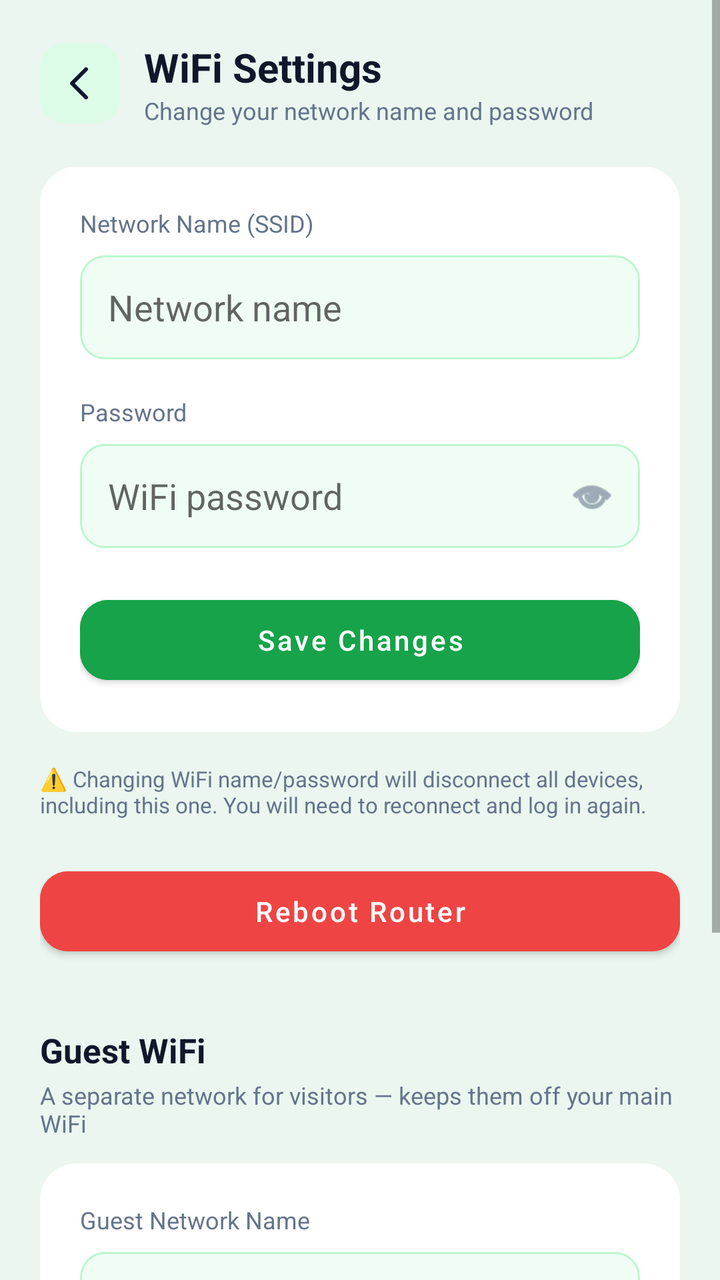
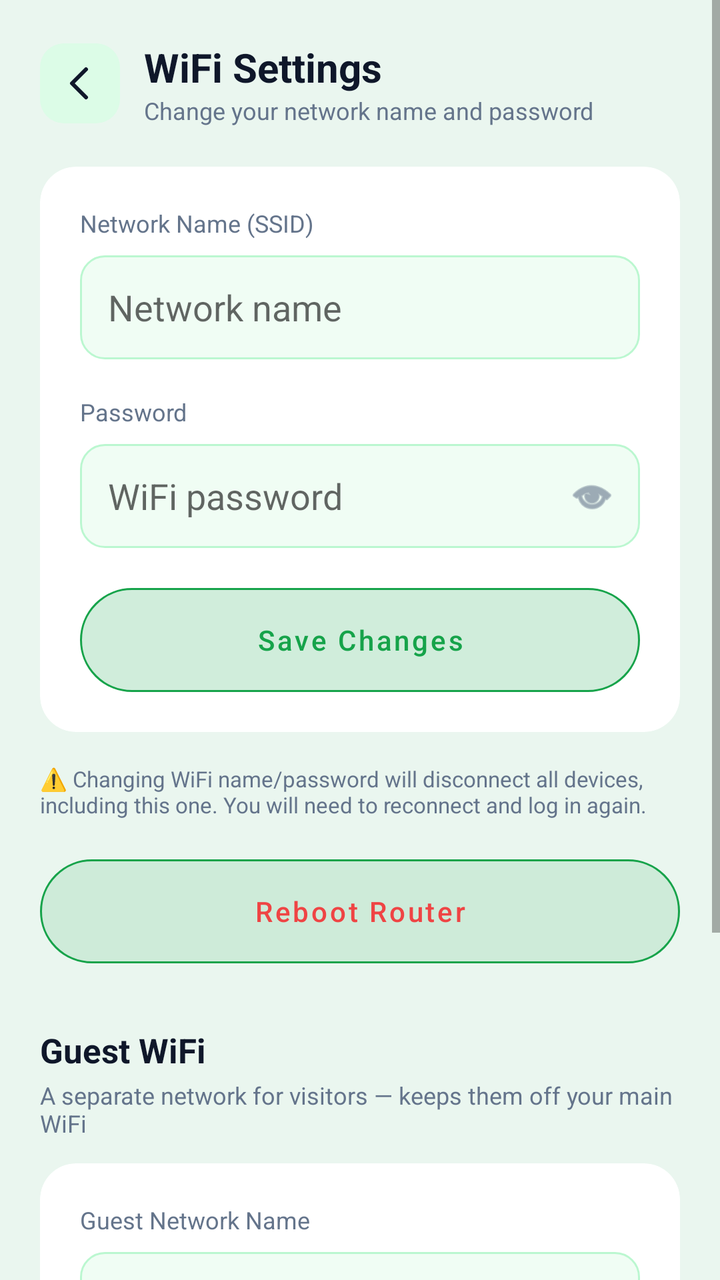

Compare the two renders of this Android layout. The source of the first and the diff that turns it into the second are given below.
<!-- AndroidManifest.xml: application theme Theme.AhmadNetGuard -->
<!-- res/layout/activity_wifi_settings.xml -->
<?xml version="1.0" encoding="utf-8"?>
<LinearLayout xmlns:android="http://schemas.android.com/apk/res/android"
    xmlns:app="http://schemas.android.com/apk/res-auto"
    android:layout_width="match_parent"
    android:layout_height="match_parent"
    android:background="@color/bg_screen"
    android:orientation="vertical">

    <ScrollView
        android:layout_width="match_parent"
        android:layout_height="match_parent">

        <LinearLayout
            android:layout_width="match_parent"
            android:layout_height="wrap_content"
            android:orientation="vertical"
            android:padding="20dp">

            <LinearLayout
                android:layout_width="match_parent"
                android:layout_height="wrap_content"
                android:gravity="center_vertical"
                android:orientation="horizontal">

                <ImageButton
                    android:id="@+id/btnBack"
                    android:layout_width="40dp"
                    android:layout_height="40dp"
                    android:background="@drawable/bg_icon_rounded"
                    android:contentDescription="Back"
                    android:padding="8dp"
                    android:src="@drawable/ic_back_arrow"
                    app:tint="@color/text_primary" />

                <LinearLayout
                    android:layout_width="0dp"
                    android:layout_height="wrap_content"
                    android:layout_marginStart="12dp"
                    android:layout_weight="1"
                    android:orientation="vertical">

                    <TextView
                        android:layout_width="wrap_content"
                        android:layout_height="wrap_content"
                        android:text="WiFi Settings"
                        android:textColor="@color/text_primary"
                        android:textSize="20sp"
                        android:textStyle="bold" />

                    <TextView
                        android:layout_width="wrap_content"
                        android:layout_height="wrap_content"
                        android:text="Change your network name and password"
                        android:textColor="@color/text_secondary"
                        android:textSize="12sp" />
                </LinearLayout>
            </LinearLayout>

            <androidx.cardview.widget.CardView
                android:layout_width="match_parent"
                android:layout_height="wrap_content"
                android:layout_marginTop="20dp"
                app:cardCornerRadius="18dp"
                app:cardElevation="0dp"
                app:cardBackgroundColor="@color/card_white">

                <LinearLayout
                    android:layout_width="match_parent"
                    android:layout_height="wrap_content"
                    android:orientation="vertical"
                    android:padding="20dp">

                    <TextView
                        android:layout_width="wrap_content"
                        android:layout_height="wrap_content"
                        android:text="Network Name (SSID)"
                        android:textColor="@color/text_secondary"
                        android:textSize="12sp" />

                    <EditText
                        android:id="@+id/inputSsid"
                        android:layout_width="match_parent"
                        android:layout_height="52dp"
                        android:layout_marginTop="8dp"
                        android:background="@drawable/bg_input_field"
                        android:hint="Network name"
                        android:inputType="text"
                        android:paddingHorizontal="14dp"
                        android:textColor="@color/text_primary" />

                    <TextView
                        android:layout_width="wrap_content"
                        android:layout_height="wrap_content"
                        android:layout_marginTop="18dp"
                        android:text="Password"
                        android:textColor="@color/text_secondary"
                        android:textSize="12sp" />

                    <FrameLayout
                        android:layout_width="match_parent"
                        android:layout_height="52dp"
                        android:layout_marginTop="8dp">

                        <EditText
                            android:id="@+id/inputWifiPassword"
                            android:layout_width="match_parent"
                            android:layout_height="match_parent"
                            android:background="@drawable/bg_input_field"
                            android:hint="WiFi password"
                            android:inputType="textPassword"
                            android:paddingStart="14dp"
                            android:paddingEnd="44dp"
                            android:textColor="@color/text_primary" />

                        <ImageView
                            android:id="@+id/btnToggleWifiPassword"
                            android:layout_width="24dp"
                            android:layout_height="24dp"
                            android:layout_gravity="center_vertical|end"
                            android:layout_marginEnd="12dp"
                            android:src="@android:drawable/ic_menu_view"
                            app:tint="@color/text_secondary" />
                    </FrameLayout>

                    <TextView
                        android:id="@+id/textWifiError"
                        android:layout_width="match_parent"
                        android:layout_height="wrap_content"
                        android:layout_marginTop="14dp"
                        android:background="@color/red_bg"
                        android:padding="10dp"
                        android:textColor="@color/red_blocked"
                        android:textSize="12sp"
                        android:visibility="gone" />

                    <com.google.android.material.button.MaterialButton
                        android:id="@+id/btnSaveWifiSettings"
                        android:layout_width="match_parent"
                        android:layout_height="52dp"
                        android:layout_marginTop="20dp"
                        android:backgroundTint="@color/brand_dark"
                        android:text="Save Changes"
                        android:textAllCaps="false"
                        android:textColor="@color/card_white"
                        app:cornerRadius="14dp" />

                    <ProgressBar
                        android:id="@+id/progressWifiSave"
                        android:layout_width="24dp"
                        android:layout_height="24dp"
                        android:layout_gravity="center"
                        android:layout_marginTop="14dp"
                        android:visibility="gone" />

                </LinearLayout>
            </androidx.cardview.widget.CardView>

            <TextView
                android:layout_width="wrap_content"
                android:layout_height="wrap_content"
                android:layout_marginTop="16dp"
                android:text="⚠️ Changing WiFi name/password will disconnect all devices, including this one. You will need to reconnect and log in again."
                android:textColor="@color/text_secondary"
                android:textSize="11sp" />

            <com.google.android.material.button.MaterialButton
                android:id="@+id/btnRebootRouter"
                android:layout_width="match_parent"
                android:layout_height="52dp"
                android:layout_marginTop="20dp"
                android:backgroundTint="@color/danger"
                android:text="Reboot Router"
                android:textAllCaps="false"
                android:textColor="@color/card_white"
                app:cornerRadius="14dp" />

            <TextView
                android:layout_width="wrap_content"
                android:layout_height="wrap_content"
                android:layout_marginTop="32dp"
                android:text="Guest WiFi"
                android:textColor="@color/text_primary"
                android:textSize="17sp"
                android:textStyle="bold" />

            <TextView
                android:layout_width="wrap_content"
                android:layout_height="wrap_content"
                android:layout_marginTop="3dp"
                android:layout_marginBottom="12dp"
                android:text="A separate network for visitors — keeps them off your main WiFi"
                android:textColor="@color/text_secondary"
                android:textSize="12sp" />

            <androidx.cardview.widget.CardView
                android:layout_width="match_parent"
                android:layout_height="wrap_content"
                app:cardCornerRadius="18dp"
                app:cardElevation="0dp"
                app:cardBackgroundColor="@color/card_white">

                <LinearLayout
                    android:layout_width="match_parent"
                    android:layout_height="wrap_content"
                    android:orientation="vertical"
                    android:padding="20dp">

                    <TextView
                        android:layout_width="wrap_content"
                        android:layout_height="wrap_content"
                        android:text="Guest Network Name"
                        android:textColor="@color/text_secondary"
                        android:textSize="12sp" />

                    <EditText
                        android:id="@+id/inputGuestSsid"
                        android:layout_width="match_parent"
                        android:layout_height="52dp"
                        android:layout_marginTop="8dp"
                        android:background="@drawable/bg_input_field"
                        android:hint="e.g. AHMAD Guest"
                        android:inputType="text"
                        android:paddingHorizontal="14dp"
                        android:textColor="@color/text_primary" />

                    <TextView
                        android:layout_width="wrap_content"
                        android:layout_height="wrap_content"
                        android:layout_marginTop="16dp"
                        android:text="Guest Password"
                        android:textColor="@color/text_secondary"
                        android:textSize="12sp" />

                    <FrameLayout
                        android:layout_width="match_parent"
                        android:layout_height="52dp"
                        android:layout_marginTop="8dp">

                        <EditText
                            android:id="@+id/inputGuestPassword"
                            android:layout_width="match_parent"
                            android:layout_height="match_parent"
                            android:background="@drawable/bg_input_field"
                            android:hint="At least 8 characters"
                            android:inputType="textPassword"
                            android:paddingStart="14dp"
                            android:paddingEnd="44dp"
                            android:textColor="@color/text_primary" />

                        <ImageView
                            android:id="@+id/btnToggleGuestPassword"
                            android:layout_width="24dp"
                            android:layout_height="24dp"
                            android:layout_gravity="center_vertical|end"
                            android:layout_marginEnd="12dp"
                            android:src="@android:drawable/ic_menu_view"
                            app:tint="@color/text_secondary" />
                    </FrameLayout>

                    <TextView
                        android:id="@+id/textGuestError"
                        android:layout_width="match_parent"
                        android:layout_height="wrap_content"
                        android:layout_marginTop="14dp"
                        android:background="@color/red_bg"
                        android:padding="10dp"
                        android:textColor="@color/red_blocked"
                        android:textSize="12sp"
                        android:visibility="gone" />

                    <LinearLayout
                        android:layout_width="match_parent"
                        android:layout_height="wrap_content"
                        android:layout_marginTop="18dp"
                        android:orientation="horizontal">

                        <com.google.android.material.button.MaterialButton
                            android:id="@+id/btnAddGuestWifi"
                            android:layout_width="0dp"
                            android:layout_height="50dp"
                            android:layout_weight="1"
                            android:layout_marginEnd="6dp"
                            android:backgroundTint="@color/brand_dark"
                            android:text="Save / Turn On"
                            android:textAllCaps="false"
                            android:textSize="13sp"
                            android:textColor="@color/card_white"
                            app:cornerRadius="12dp" />

                        <com.google.android.material.button.MaterialButton
                            android:id="@+id/btnRemoveGuestWifi"
                            android:layout_width="0dp"
                            android:layout_height="50dp"
                            android:layout_weight="1"
                            android:layout_marginStart="6dp"
                            android:backgroundTint="@color/danger"
                            android:text="Turn Off"
                            android:textAllCaps="false"
                            android:textSize="13sp"
                            android:textColor="@color/card_white"
                            app:cornerRadius="12dp" />
                    </LinearLayout>

                    <ProgressBar
                        android:id="@+id/progressGuestWifi"
                        android:layout_width="24dp"
                        android:layout_height="24dp"
                        android:layout_gravity="center"
                        android:layout_marginTop="14dp"
                        android:visibility="gone" />

                </LinearLayout>
            </androidx.cardview.widget.CardView>

        </LinearLayout>
    </ScrollView>

</LinearLayout>
<!-- resources referenced by this layout -->
<resources>
  <color name="bg_screen">#EAF6EF</color>
  <color name="brand_dark">#16A34A</color>
  <color name="card_white">#FFFFFF</color>
  <color name="danger">#EF4444</color>
  <color name="red_bg">#EF4444</color>
  <color name="red_blocked">#FFFFFF</color>
  <color name="text_primary">#0F172A</color>
  <color name="text_secondary">#64748B</color>
  <!-- drawable bg_icon_rounded (drawable) -->
  <?xml version="1.0" encoding="utf-8"?>
  <shape xmlns:android="http://schemas.android.com/apk/res/android" android:shape="rectangle">
      <corners android:radius="12dp" />
      <solid android:color="@color/green_bg" />
  </shape>
  <!-- drawable bg_input_field (drawable) -->
  <?xml version="1.0" encoding="utf-8"?>
  <shape xmlns:android="http://schemas.android.com/apk/res/android"
      android:shape="rectangle">
      <solid android:color="#F0FDF4" />
      <corners android:radius="12dp" />
      <stroke
          android:width="1dp"
          android:color="#BBF7D0" />
  </shape>
  <!-- drawable ic_back_arrow (drawable) -->
  <vector xmlns:android="http://schemas.android.com/apk/res/android"
      android:width="24dp"
      android:height="24dp"
      android:viewportWidth="24"
      android:viewportHeight="24">
      <path
          android:fillColor="#00000000"
          android:strokeColor="#000000"
          android:strokeWidth="2"
          android:strokeLineCap="round"
          android:strokeLineJoin="round"
          android:pathData="M15,5 L8,12 L15,19" />
  </vector>
  <style name="Theme.AhmadNetGuard" parent="Theme.MaterialComponents.DayNight.NoActionBar">
          <item name="colorPrimary">@color/brand_dark</item>
          <item name="colorAccent">@color/brand_dark</item>
          <item name="android:windowBackground">@color/bg_screen</item>
          <item name="android:statusBarColor">@color/bg_screen</item>
          <item name="android:windowLightStatusBar">true</item>
      </style>
  <color name="green_bg">#DCFCE7</color>
</resources>

<!-- the commit's change to res/layout/activity_wifi_settings.xml (unified diff, before → after) -->
@@ -138,10 +138,11 @@
                         android:layout_width="match_parent"
                         android:layout_height="52dp"
                         android:layout_marginTop="20dp"
-                        android:backgroundTint="@color/brand_dark"
+                        android:background="@drawable/bg_pill_outline"
+                        android:backgroundTint="@null"
                         android:text="Save Changes"
                         android:textAllCaps="false"
-                        android:textColor="@color/card_white"
+                        android:textColor="@color/brand_dark"
                         app:cornerRadius="14dp" />
 
                     <ProgressBar
@@ -168,10 +169,11 @@
                 android:layout_width="match_parent"
                 android:layout_height="52dp"
                 android:layout_marginTop="20dp"
-                android:backgroundTint="@color/danger"
+                android:background="@drawable/bg_pill_outline_red"
+                android:backgroundTint="@null"
                 android:text="Reboot Router"
                 android:textAllCaps="false"
-                android:textColor="@color/card_white"
+                android:textColor="@color/danger"
                 app:cornerRadius="14dp" />
 
             <TextView
@@ -280,11 +282,12 @@
                             android:layout_height="50dp"
                             android:layout_weight="1"
                             android:layout_marginEnd="6dp"
-                            android:backgroundTint="@color/brand_dark"
+                            android:background="@drawable/bg_pill_outline"
+                            android:backgroundTint="@null"
                             android:text="Save / Turn On"
                             android:textAllCaps="false"
                             android:textSize="13sp"
-                            android:textColor="@color/card_white"
+                            android:textColor="@color/brand_dark"
                             app:cornerRadius="12dp" />
 
                         <com.google.android.material.button.MaterialButton
@@ -293,11 +296,12 @@
                             android:layout_height="50dp"
                             android:layout_weight="1"
                             android:layout_marginStart="6dp"
-                            android:backgroundTint="@color/danger"
+                            android:background="@drawable/bg_pill_outline_red"
+                            android:backgroundTint="@null"
                             android:text="Turn Off"
                             android:textAllCaps="false"
                             android:textSize="13sp"
-                            android:textColor="@color/card_white"
+                            android:textColor="@color/danger"
                             app:cornerRadius="12dp" />
                     </LinearLayout>
 
<!-- resource entries referenced after the edit -->
@@ -24,6 +24,24 @@
           android:width="1dp"
           android:color="#BBF7D0" />
   </shape>
+  <!-- drawable bg_pill_outline (drawable) -->
+  <?xml version="1.0" encoding="utf-8"?>
+  <shape xmlns:android="http://schemas.android.com/apk/res/android" android:shape="rectangle">
+      <corners android:radius="999dp" />
+      <solid android:color="#3316A34A" />
+      <stroke
+          android:width="1dp"
+          android:color="@color/brand_dark" />
+  </shape>
+  <!-- drawable bg_pill_outline_red (drawable) -->
+  <?xml version="1.0" encoding="utf-8"?>
+  <shape xmlns:android="http://schemas.android.com/apk/res/android" android:shape="rectangle">
+      <corners android:radius="999dp" />
+      <solid android:color="#22EF4444" />
+      <stroke
+          android:width="1dp"
+          android:color="@color/danger" />
+  </shape>
   <!-- drawable ic_back_arrow (drawable) -->
   <vector xmlns:android="http://schemas.android.com/apk/res/android"
       android:width="24dp"
